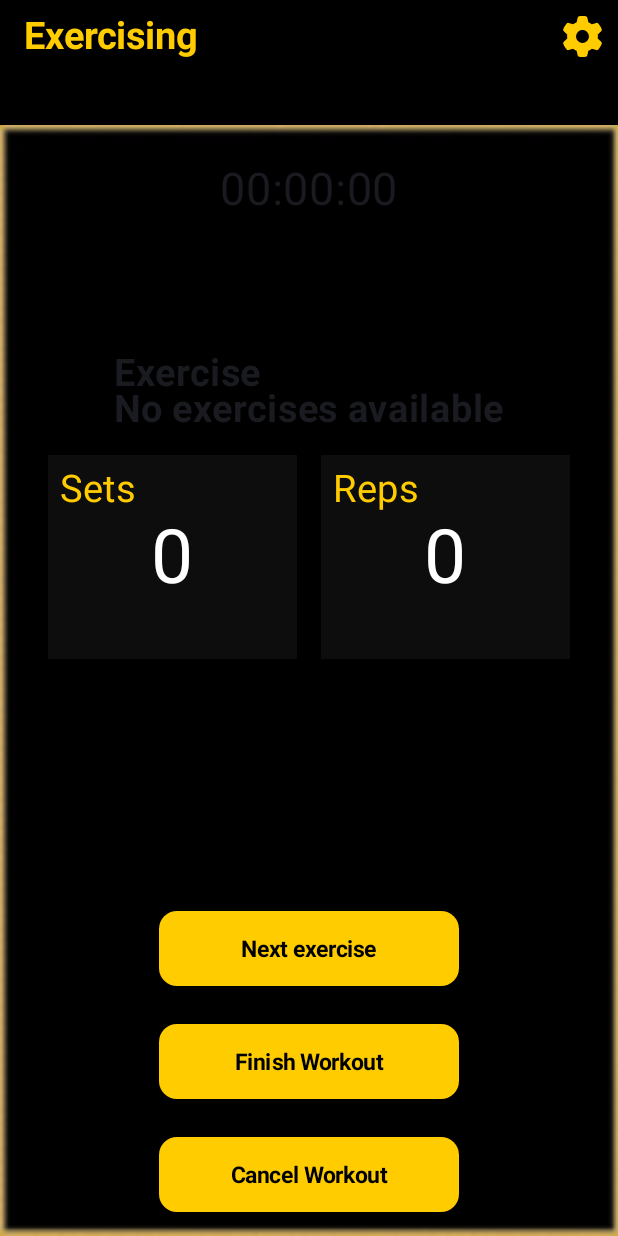
After one commit to rejzoo/WorkoutTracker, an Android app built with Jetpack Compose: the ExercisingScreen screen opened through its navigation route, on a phone screen of 412 x 824 dp. The commit adds this screen. Run offline under Robolectric (Android 15) with nearby library versions, the phone set to English and light mode, and no system bars; our stand-ins replace Room's generated code.

Commit message:
Pridanie cvicenie screenu

```diff
--- a/app/src/main/AndroidManifest.xml
+++ b/app/src/main/AndroidManifest.xml
@@ -16,7 +16,8 @@
         <activity
             android:name=".Main"
             android:exported="true"
-            android:theme="@style/Theme.WorkoutTracker">
+            android:theme="@style/Theme.WorkoutTracker"
+            >
             <intent-filter>
                 <action android:name="android.intent.action.MAIN" />
 
--- a/app/src/main/java/com/example/workouttracker/Main.kt
+++ b/app/src/main/java/com/example/workouttracker/Main.kt
@@ -1,6 +1,8 @@
 package com.example.workouttracker
 
+import android.app.Notification
 import android.content.Context
+import android.content.SharedPreferences
 import android.os.Build
 import android.os.Bundle
 import androidx.activity.ComponentActivity
@@ -30,9 +32,11 @@ import androidx.compose.material3.Text
 import androidx.compose.material3.TopAppBar
 import androidx.compose.material3.TopAppBarDefaults
 import androidx.compose.runtime.Composable
+import androidx.compose.runtime.compositionLocalOf
 import androidx.compose.runtime.getValue
 import androidx.compose.runtime.mutableIntStateOf
 import androidx.compose.runtime.remember
+import androidx.compose.runtime.saveable.rememberSaveable
 import androidx.compose.runtime.setValue
 import androidx.compose.ui.Alignment
 import androidx.compose.ui.Modifier
@@ -41,6 +45,9 @@ import androidx.compose.ui.res.painterResource
 import androidx.compose.ui.text.font.FontWeight
 import androidx.compose.ui.unit.dp
 import androidx.compose.ui.unit.sp
+import androidx.lifecycle.ViewModel
+import androidx.lifecycle.ViewModelProvider
+import androidx.lifecycle.viewmodel.compose.viewModel
 import androidx.navigation.NavController
 import androidx.navigation.compose.NavHost
 import androidx.navigation.compose.composable
@@ -64,6 +71,8 @@ import com.example.workouttracker.workouts.CreateWorkoutViewModel
 import com.example.workouttracker.workouts.WorkoutsScreen
 import com.example.workouttracker.workouts.WorkoutsViewModel
 import com.example.workouttracker.you.YouScreen
+import androidx.lifecycle.viewmodel.compose.viewModel
+import com.example.workouttracker.exercise.ExercisingScreen
 
 enum class WorkoutTrackerScreen(@StringRes val title: Int, @DrawableRes val icon: Int) {
     Welcome(R.string.Welcome, R.drawable.dumbbell_solid),
@@ -73,7 +82,8 @@ enum class WorkoutTrackerScreen(@StringRes val title: Int, @DrawableRes val icon
     You(R.string.You, R.drawable.user_solid),
     Exercise(R.string.Exercise, R.drawable.start_solid),
     Statistics(R.string.Statistics, R.drawable.statistics_solid),
-    CreateWorkout(R.string.Create, R.drawable.dumbbell_solid)
+    CreateWorkout(R.string.Create, R.drawable.dumbbell_solid),
+    Exercising(R.string.Exercising, R.drawable.dumbbell_solid)
 }
 
 class Main : ComponentActivity() {
@@ -118,7 +128,10 @@ class Main : ComponentActivity() {
                 val welcomeViewModel = WelcomeViewModel(sharedPreferences)
                 val workoutsViewModel = WorkoutsViewModel(database, databaseViewModel)
                 val createWorkoutViewModel = CreateWorkoutViewModel(database, notification)
-                val exerciseViewModel = ExerciseViewModel(database, databaseViewModel)
+                val exerciseViewModel = remember {
+                    ExerciseViewModel(database, databaseViewModel
+                    ) { navController.navigate(WorkoutTrackerScreen.Exercise.name) }
+                }
 
                 Surface(Modifier.fillMaxSize(), color = MaterialTheme.colorScheme.background
                 ) {
@@ -158,15 +171,19 @@ class Main : ComponentActivity() {
                                 YouScreen(Modifier.padding(padding), backGround)
                             }
                             composable(WorkoutTrackerScreen.Exercise.name) {
-                                ExerciseScreen(Modifier.padding(padding), backGround, exerciseViewModel)
+                                ExerciseScreen(Modifier.padding(padding), backGround, exerciseViewModel
+                                ) { navController.navigate(WorkoutTrackerScreen.Exercising.name) }
                             }
                             composable(WorkoutTrackerScreen.Statistics.name) {
                                 StatisticsScreen(Modifier.padding(padding), backGround)
                             }
-                            composable(WorkoutTrackerScreen.CreateWorkout.name)
-                            {
+                            composable(WorkoutTrackerScreen.CreateWorkout.name) {
                                 CreateWorkoutScreen({ navController.popBackStack() },
                                     createWorkoutViewModel, Modifier.padding(padding))
+                            }
+                            composable(WorkoutTrackerScreen.Exercising.name) {
+                                ExercisingScreen(exerciseViewModel, backGround, Modifier.padding(padding)
+                                ) { navController.popBackStack() }
                             }
                         }
                     }
@@ -226,7 +243,7 @@ fun TopBar(currentRoute: String?, mainViewModel: MainViewModel, navController: N
 
 @Composable
 fun NavigationBarButtons(navController: NavController) {
-    var selectedItem by remember { mutableIntStateOf(0) }
+    var selectedItem by rememberSaveable { mutableIntStateOf(0) }
 
     val navigationScreens = listOf(
         WorkoutTrackerScreen.Home,
--- a/app/src/main/java/com/example/workouttracker/MainViewModel.kt
+++ b/app/src/main/java/com/example/workouttracker/MainViewModel.kt
@@ -40,7 +40,8 @@ class MainViewModel(pSharedPreferences: SharedPreferences) : ViewModel() {
         val screensWithoutBottomBar = listOf(
             WorkoutTrackerScreen.Welcome.name,
             WorkoutTrackerScreen.Settings.name,
-            WorkoutTrackerScreen.CreateWorkout.name
+            WorkoutTrackerScreen.CreateWorkout.name,
+            WorkoutTrackerScreen.Exercising.name
         )
 
         return currentRoute !in screensWithoutBottomBar
--- a/app/src/main/java/com/example/workouttracker/exercise/ExerciseViewModel.kt
+++ b/app/src/main/java/com/example/workouttracker/exercise/ExerciseViewModel.kt
@@ -1,5 +1,10 @@
 package com.example.workouttracker.exercise
 
+import androidx.compose.runtime.MutableState
+import androidx.compose.runtime.getValue
+import androidx.compose.runtime.mutableIntStateOf
+import androidx.compose.runtime.mutableStateOf
+import androidx.compose.runtime.setValue
 import androidx.lifecycle.LiveData
 import androidx.lifecycle.ViewModel
 import com.example.workouttracker.data.DatabaseViewModel
@@ -8,7 +13,12 @@ import com.example.workouttracker.data.Workout
 import com.example.workouttracker.data.WorkoutDatabase
 
 class ExerciseViewModel(private val database: WorkoutDatabase,
-                        databaseViewModel: DatabaseViewModel) : ViewModel() {
+                        databaseViewModel: DatabaseViewModel,
+                        private val popBackStack: () -> Unit) : ViewModel() {
+    var currentExercise by mutableIntStateOf(0)
+    val showOptions: MutableState<Boolean> = mutableStateOf(false)
+    val startWorkout: MutableState<Boolean> = mutableStateOf(false)
+    val selectedWorkout: MutableState<Int?> = mutableStateOf(null)
 
     val workouts: LiveData<List<Workout>> = databaseViewModel.workouts
 
@@ -20,4 +30,56 @@ class ExerciseViewModel(private val database: WorkoutDatabase,
         val seconds = timeInSeconds % 60
         return String.format("%02d:%02d:%02d", hours, minutes, seconds)
     }
+
+    private fun getListOfExercises(): List<Exercise> {
+        return exercises.value?.filter { exercise ->
+            exercise.workoutId == selectedWorkout.value
+        } ?: emptyList()
+    }
+
+    fun getExerciseName():String {
+        val exercisesListForWorkout = getListOfExercises()
+        return if (exercisesListForWorkout.isNotEmpty()) {
+            exercisesListForWorkout[currentExercise].name
+        } else {
+            "No exercises available"
+        }
+    }
+
+    fun getNumberOfSets(): String {
+        val exercisesListForWorkout = getListOfExercises()
+        return if (exercisesListForWorkout.isNotEmpty()) {
+            exercisesListForWorkout[currentExercise].goalSets.toString()
+        } else {
+            "0"
+        }
+    }
+
+    fun getNumberOfReps(): String {
+        val exercisesListForWorkout = getListOfExercises()
+        return if (exercisesListForWorkout.isNotEmpty()) {
+            exercisesListForWorkout[currentExercise].goalReps.toString()
+        } else {
+            "0"
+        }
+    }
+
+    fun nextExercise() {
+        currentExercise += 1
+        if (checkEnd()) saveWorkout()
+    }
+
+    private fun checkEnd(): Boolean {
+        return currentExercise > getListOfExercises().size - 1
+    }
+
+    private fun saveWorkout() {
+        currentExercise = 0
+        // save do databazy
+        popBackStack()
+    }
+
+    fun back() {
+        popBackStack()
+    }
 }
--- /dev/null
+++ b/app/src/main/java/com/example/workouttracker/exercise/ExercisingScreen.kt
@@ -0,0 +1,279 @@
+package com.example.workouttracker.exercise
+
+import androidx.compose.foundation.Image
+import androidx.compose.foundation.background
+import androidx.compose.foundation.layout.Arrangement
+import androidx.compose.foundation.layout.Box
+import androidx.compose.foundation.layout.Column
+import androidx.compose.foundation.layout.Row
+import androidx.compose.foundation.layout.Spacer
+import androidx.compose.foundation.layout.fillMaxSize
+import androidx.compose.foundation.layout.fillMaxWidth
+import androidx.compose.foundation.layout.height
+import androidx.compose.foundation.layout.padding
+import androidx.compose.foundation.layout.size
+import androidx.compose.foundation.layout.width
+import androidx.compose.foundation.shape.RoundedCornerShape
+import androidx.compose.material3.Button
+import androidx.compose.material3.ButtonDefaults
+import androidx.compose.material3.Surface
+import androidx.compose.material3.Text
+import androidx.compose.runtime.Composable
+import androidx.compose.runtime.LaunchedEffect
+import androidx.compose.runtime.getValue
+import androidx.compose.runtime.mutableLongStateOf
+import androidx.compose.runtime.mutableStateOf
+import androidx.compose.runtime.remember
+import androidx.compose.runtime.saveable.rememberSaveable
+import androidx.compose.runtime.setValue
+import androidx.compose.ui.Alignment
+import androidx.compose.ui.Modifier
+import androidx.compose.ui.graphics.Color
+import androidx.compose.ui.graphics.painter.Painter
+import androidx.compose.ui.layout.ContentScale
+import androidx.compose.ui.text.font.FontWeight
+import androidx.compose.ui.unit.dp
+import androidx.compose.ui.unit.sp
+import com.example.workouttracker.ui.theme.Black
+import com.example.workouttracker.ui.theme.DarkGray
+import com.example.workouttracker.ui.theme.DarkYellow
+
+@Composable
+fun ExercisingScreen(exerciseViewModel: ExerciseViewModel, painter: Painter,
+                    modifier: Modifier, popBackStack: () -> Unit) {
+
+    var redrawSetsAndReps by remember { mutableStateOf(false) }
+
+    Surface(
+        modifier = Modifier
+            .fillMaxSize()
+            .then(modifier),
+        color = Color.Transparent
+    ) {
+        Image(
+            painter = painter,
+            contentDescription = null,
+            modifier = Modifier.fillMaxSize(),
+            contentScale = ContentScale.FillBounds,
+        )
+
+        Column(modifier = Modifier.fillMaxSize()) {
+            Timer(exerciseViewModel)
+            SetsAndReps(exerciseViewModel, redrawSetsAndReps) {
+                redrawSetsAndReps = false
+            }
+            Buttons(
+                exerciseViewModel = exerciseViewModel,
+                onRedraw = { redrawSetsAndReps = !redrawSetsAndReps }
+            )
+        }
+    }
+}
+
+@Composable
+fun Timer(exerciseViewModel: ExerciseViewModel) {
+    var elapsedTime by rememberSaveable { mutableLongStateOf(0L) }
+    var isTimerRunning by rememberSaveable { mutableStateOf(false) }
+
+    /*
+    LaunchedEffect(isTimerRunning) {
+    while (isTimerRunning) {
+        delay(1000)
+        elapsedTime++
+    }
+    }*/
+
+    Surface(
+        color = Color.Transparent,
+        modifier = Modifier.fillMaxWidth()
+    ) {
+        Column(
+            modifier = Modifier
+                .fillMaxWidth()
+                .padding(25.dp),
+            verticalArrangement = Arrangement.Center,
+            horizontalAlignment = Alignment.CenterHorizontally
+        ) {
+            Text(
+                text = exerciseViewModel.formatTime(elapsedTime),
+                fontSize = 30.sp
+            )
+            Spacer(modifier = Modifier.height(16.dp))
+        }
+    }
+}
+
+@Composable
+fun SetsAndReps(exerciseViewModel: ExerciseViewModel, redraw: Boolean,
+                onRedrawComplete: () -> Unit) {
+    if (redraw) {
+        LaunchedEffect(Unit) {
+            onRedrawComplete()
+        }
+    }
+    Surface(
+        modifier = Modifier
+            .fillMaxWidth()
+            .padding(16.dp),
+        color = Color.Transparent
+    ) {
+        Column(
+            modifier = Modifier
+                .fillMaxWidth()
+                .padding(16.dp),
+            verticalArrangement = Arrangement.Top,
+            horizontalAlignment = Alignment.CenterHorizontally
+        ) {
+            Row(
+                modifier = Modifier
+                    .fillMaxWidth()
+                    .padding(16.dp),
+                horizontalArrangement = Arrangement.Center
+            ) {
+                Text(
+                    text = "Exercise \n" + exerciseViewModel.getExerciseName(),
+                    fontSize = 25.sp,
+                    fontWeight = FontWeight.Bold
+                )
+            }
+            Row(
+                modifier = Modifier.fillMaxWidth(),
+                horizontalArrangement = Arrangement.Center
+            ) {
+                Box(
+                    modifier = Modifier
+                        .weight(1f)
+                        .background(DarkGray)
+                        .padding(8.dp)
+                        .size(120.dp)
+                ) {
+                    Column(
+                        modifier = Modifier.fillMaxSize(),
+                        verticalArrangement = Arrangement.Top,
+                        horizontalAlignment = Alignment.Start
+                    ) {
+                        Text(
+                            text = "Sets",
+                            fontSize = 25.sp,
+                            color = DarkYellow
+                        )
+                    }
+                    Text(
+                        text = exerciseViewModel.getNumberOfSets(),
+                        modifier = Modifier.align(Alignment.Center),
+                        fontSize = 50.sp,
+                        color = Color.White
+                    )
+                }
+                Spacer(modifier = Modifier.width(16.dp))
+                Box(
+                    modifier = Modifier
+                        .weight(1f)
+                        .background(DarkGray)
+                        .padding(8.dp)
+                        .size(120.dp)
+                ) {
+                    Column(
+                        modifier = Modifier.fillMaxSize(),
+                        verticalArrangement = Arrangement.Top,
+                        horizontalAlignment = Alignment.Start
+                    ) {
+                        Text(
+                            text = "Reps",
+                            fontSize = 25.sp,
+                            color = DarkYellow
+                        )
+                    }
+                    Text(
+                        text = exerciseViewModel.getNumberOfReps(),
+                        modifier = Modifier.align(Alignment.Center),
+                        fontSize = 50.sp,
+                        color = Color.White
+                    )
+                }
+            }
+        }
+    }
+}
+
+@Composable
+fun Buttons(exerciseViewModel: ExerciseViewModel, onRedraw: () -> Unit) {
+    Surface(
+        color = Color.Transparent
+    ) {
+        Box(
+            modifier = Modifier.fillMaxSize(),
+            contentAlignment = Alignment.BottomCenter
+        ) {
+            Column(
+                modifier = Modifier
+                    .padding(16.dp),
+                verticalArrangement = Arrangement.spacedBy(25.dp),
+                horizontalAlignment = Alignment.CenterHorizontally
+            ) {
+                Button(
+                    onClick = {
+                        onRedraw()
+                        exerciseViewModel.nextExercise()
+                    },
+                    modifier = Modifier
+                        .height(50.dp)
+                        .width(200.dp)
+                        .fillMaxWidth(),
+                    colors = ButtonDefaults.buttonColors(
+                        contentColor = Black,
+                        containerColor = DarkYellow
+                    ),
+                    shape = RoundedCornerShape(12.dp)
+                ) {
+                    Text(
+                        text = "Next exercise",
+                        fontSize = 15.sp,
+                        fontWeight = FontWeight.Bold
+                    )
+                }
+
+                Button(
+                    onClick = {
+                        exerciseViewModel.back()
+                    },
+                    modifier = Modifier
+                        .height(50.dp)
+                        .width(200.dp)
+                        .fillMaxWidth(),
+                    colors = ButtonDefaults.buttonColors(
+                        contentColor = Black,
+                        containerColor = DarkYellow
+                    ),
+                    shape = RoundedCornerShape(12.dp)
+                ) {
+                    Text(
+                        text = "Finish Workout",
+                        fontSize = 15.sp,
+                        fontWeight = FontWeight.Bold
+                    )
+                }
+
+                Button(
+                    onClick = {
+                        exerciseViewModel.back()
+                    },
+                    modifier = Modifier
+                        .height(50.dp)
+                        .width(200.dp),
+                    colors = ButtonDefaults.buttonColors(
+                        contentColor = Black,
+                        containerColor = DarkYellow
+                    ),
+                    shape = RoundedCornerShape(12.dp)
+                ) {
+                    Text(
+                        text = "Cancel Workout",
+                        fontSize = 15.sp,
+                        fontWeight = FontWeight.Bold
+                    )
+                }
+            }
+        }
+    }
+}
--- a/app/src/main/java/com/example/workouttracker/workouts/WorkoutsViewModel.kt
+++ b/app/src/main/java/com/example/workouttracker/workouts/WorkoutsViewModel.kt
@@ -11,7 +11,6 @@ import kotlinx.coroutines.withContext
 
 class WorkoutsViewModel(private val database: WorkoutDatabase,
                         databaseViewModel: DatabaseViewModel) : ViewModel() {
-
     val workouts: LiveData<List<Workout>> = databaseViewModel.workouts
 
     val exercises: LiveData<List<Exercise>> = databaseViewModel.exercises
--- a/app/src/main/res/values/strings.xml
+++ b/app/src/main/res/values/strings.xml
@@ -8,4 +8,5 @@
     <string name="Exercise">Exercise</string>
     <string name="Statistics">Statistics</string>
     <string name="Create">Create Workout</string>
+    <string name="Exercising">Exercising</string>
 </resources>
```
Also changed, not shown: app/src/main/java/com/example/workouttracker/exercise/ExerciseScreen.kt (+41 -134 lines).
